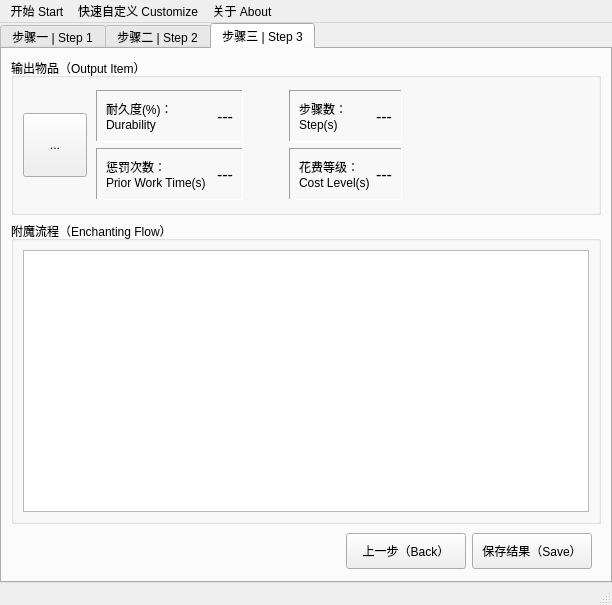
Above: mainwindow.ui from Dinosaur-MC/BestEnchSeq before the change. Below: the same form after it.
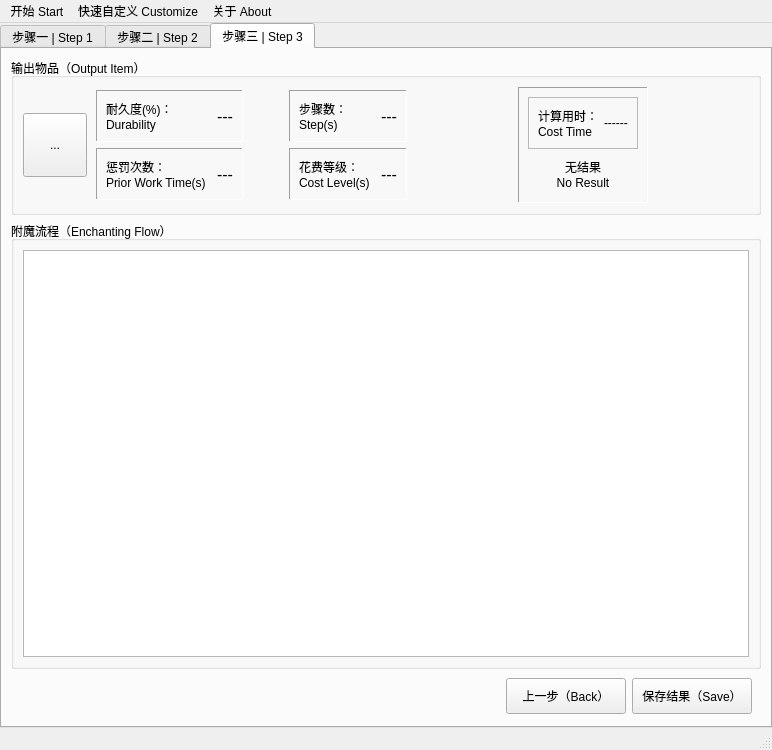
That is the form after the change. The open tabs and pages were chosen to show the change. Custom widgets are drawn as their Qt base class.

Patch:
```diff
--- a/mainwindow.ui
+++ b/mainwindow.ui
@@ -6,8 +6,8 @@
    <rect>
     <x>0</x>
     <y>0</y>
-    <width>612</width>
-    <height>602</height>
+    <width>772</width>
+    <height>750</height>
    </rect>
   </property>
   <property name="windowTitle">
@@ -427,11 +427,6 @@
                 </layout>
                </widget>
               </item>
-              <item>
-               <widget class="QWidget" name="widget_5" native="true">
-                <layout class="QVBoxLayout" name="verticalLayout_6"/>
-               </widget>
-              </item>
              </layout>
             </widget>
            </item>
@@ -728,6 +723,19 @@
                    </property>
                   </widget>
                  </item>
+                 <item>
+                  <spacer name="horizontalSpacer_11">
+                   <property name="orientation">
+                    <enum>Qt::Horizontal</enum>
+                   </property>
+                   <property name="sizeHint" stdset="0">
+                    <size>
+                     <width>5</width>
+                     <height>20</height>
+                    </size>
+                   </property>
+                  </spacer>
+                 </item>
                  <item>
                   <widget class="QLabel" name="CostLevel">
                    <property name="font">
@@ -760,13 +768,53 @@
             </spacer>
            </item>
            <item>
-            <widget class="QLabel" name="Notice">
-             <property name="text">
-              <string>&lt;Empty&gt;</string>
+            <widget class="QFrame" name="frame_5">
+             <property name="frameShape">
+              <enum>QFrame::Panel</enum>
              </property>
-             <property name="alignment">
-              <set>Qt::AlignCenter</set>
+             <property name="frameShadow">
+              <enum>QFrame::Sunken</enum>
              </property>
+             <layout class="QVBoxLayout" name="verticalLayout_6">
+              <item>
+               <widget class="QFrame" name="frame_51">
+                <property name="frameShape">
+                 <enum>QFrame::StyledPanel</enum>
+                </property>
+                <property name="frameShadow">
+                 <enum>QFrame::Raised</enum>
+                </property>
+                <layout class="QHBoxLayout" name="horizontalLayout_13">
+                 <item>
+                  <widget class="QLabel" name="label_5">
+                   <property name="text">
+                    <string>计算用时：
+Cost Time</string>
+                   </property>
+                  </widget>
+                 </item>
+                 <item>
+                  <widget class="QLabel" name="CalcTime">
+                   <property name="text">
+                    <string>------</string>
+                   </property>
+                  </widget>
+                 </item>
+                </layout>
+               </widget>
+              </item>
+              <item>
+               <widget class="QLabel" name="Notice">
+                <property name="text">
+                 <string>无结果
+No Result</string>
+                </property>
+                <property name="alignment">
+                 <set>Qt::AlignCenter</set>
+                </property>
+               </widget>
+              </item>
+             </layout>
             </widget>
            </item>
            <item>
@@ -862,7 +910,7 @@
     <rect>
      <x>0</x>
      <y>0</y>
-     <width>612</width>
+     <width>772</width>
      <height>22</height>
     </rect>
    </property>
```
Left out of the diff: 22 changed lines with no effect on the pictures.
